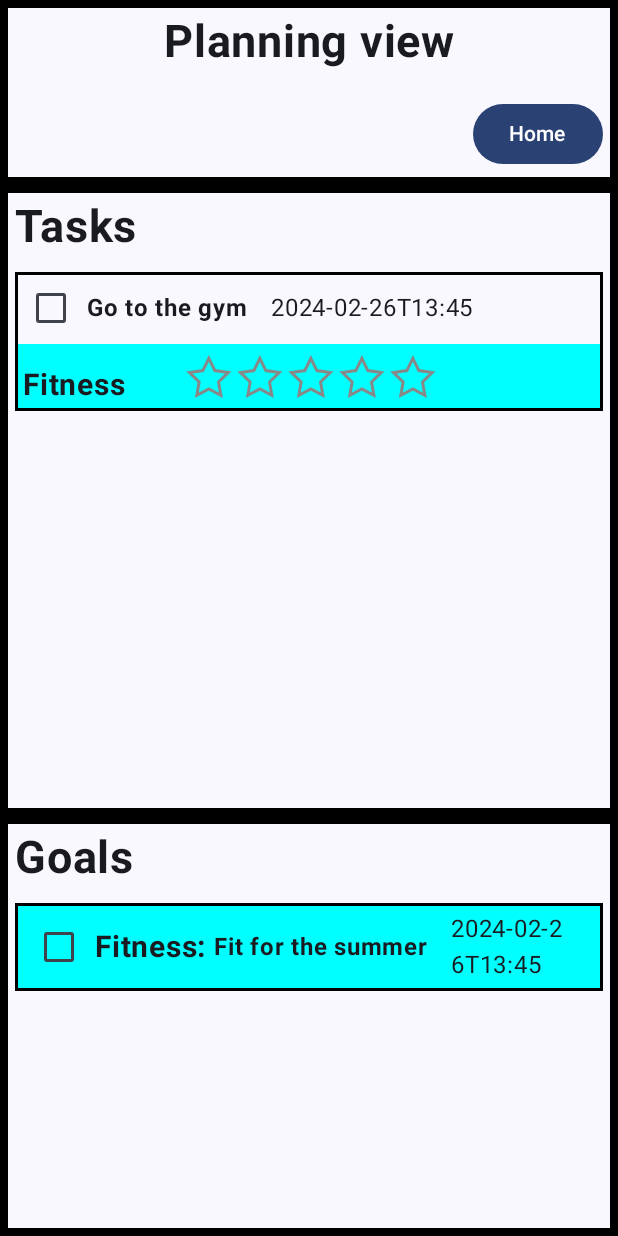
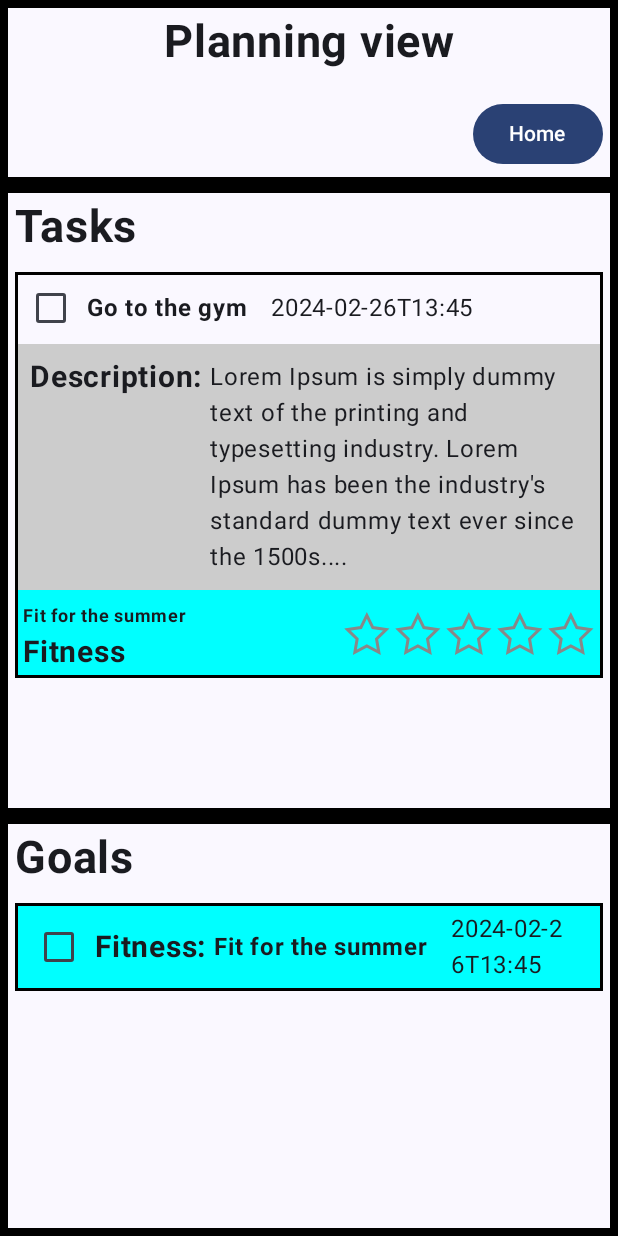
Before and after one commit to BoyanPavlov/TaskWise_EventMaster, an Android app built with Jetpack Compose: the PlanningView screen opened through its navigation route, on a phone screen of 412 x 824 dp. Run offline under Robolectric (Android 15) with nearby library versions, the phone set to English and light mode, and no system bars; our stand-ins replace Firebase (no records; nobody signed in at launch, a user with empty details on screens opened directly); 1 statement that could not run was skipped.

Commit message:
refactoring of folders, add new variable for parentGoalName "goalName"

```diff
--- a/app/src/main/java/com/example/taskwise_eventmaster/presentation/logic_elements/Categories.kt
+++ b/app/src/main/java/com/example/taskwise_eventmaster/presentation/categories/Categories.kt
@@ -1,4 +1,4 @@
-package com.example.taskwise_eventmaster.presentation.logic_elements
+package com.example.taskwise_eventmaster.presentation.categories
 
 import androidx.compose.ui.graphics.Color
 
--- a/app/src/main/java/com/example/taskwise_eventmaster/presentation/logic_elements/GoalCategory.kt
+++ b/app/src/main/java/com/example/taskwise_eventmaster/presentation/categories/GoalCategory.kt
@@ -1,4 +1,4 @@
-package com.example.taskwise_eventmaster.presentation.logic_elements
+package com.example.taskwise_eventmaster.presentation.categories
 
 import androidx.compose.ui.graphics.Color
 data class GoalCategory(val name: String, val color: Color)
--- /dev/null
+++ b/app/src/main/java/com/example/taskwise_eventmaster/presentation/controllers/TaskManager.kt
@@ -0,0 +1,6 @@
+package com.example.taskwise_eventmaster.presentation.controllers
+
+class TaskManager {
+    //addGoal
+    //addTask
+}
--- a/app/src/main/java/com/example/taskwise_eventmaster/presentation/logic_elements/Goals.kt
+++ b/app/src/main/java/com/example/taskwise_eventmaster/presentation/goals/Goals.kt
@@ -1,11 +1,14 @@
-package com.example.taskwise_eventmaster.presentation.logic_elements
+package com.example.taskwise_eventmaster.presentation.goals
 
+import com.example.taskwise_eventmaster.presentation.categories.GoalCategories
+import com.example.taskwise_eventmaster.presentation.categories.GoalCategory
 import kotlinx.datetime.LocalDateTime
 
 open class Goal<T:Any>(
     public val title: String,
     categoryName: String,
     public val estimationTime: LocalDateTime,
+    val goalName:String = String(),
 ) {
     public var checkedAsDone: Boolean = false
     public val category: GoalCategory = GoalCategories.getCategory(categoryName)
--- a/app/src/main/java/com/example/taskwise_eventmaster/presentation/logic_elements/GoalsDisplayed.kt
+++ b/app/src/main/java/com/example/taskwise_eventmaster/presentation/goals/GoalsDisplayed.kt
@@ -1,4 +1,4 @@
-package com.example.goalwise_eventmaster.presentation.logic_elements
+package com.example.taskwise_eventmaster.presentation.goals
 
 import androidx.compose.foundation.background
 import androidx.compose.foundation.border
@@ -20,8 +20,6 @@ import androidx.compose.ui.graphics.RectangleShape
 import androidx.compose.ui.text.font.FontWeight
 import androidx.compose.ui.unit.dp
 import androidx.compose.ui.unit.sp
-import com.example.taskwise_eventmaster.presentation.logic_elements.Goal
-import com.example.taskwise_eventmaster.presentation.logic_elements.Task
 import kotlinx.datetime.LocalDateTime
 
 @Composable
@@ -68,7 +66,7 @@ fun GoalDisplayed(goal: Goal<Any>, modifier: Modifier) {
 @Composable
 fun Goals() {
     val timeNow = LocalDateTime(2024, 2, 26, 13, 45)
-    val goal1 = Task("Fit for the summer", "Fitness", timeNow, 3)
+    val goal1 = Goal<Any>("Fit for the summer", "Fitness", timeNow )
 
     GoalDisplayed(
         goal = goal1, modifier = Modifier
--- a/app/src/main/java/com/example/taskwise_eventmaster/presentation/planning_page/PlanningView.kt
+++ b/app/src/main/java/com/example/taskwise_eventmaster/presentation/planning_page/PlanningView.kt
@@ -20,9 +20,9 @@ import androidx.compose.ui.graphics.RectangleShape
 import androidx.compose.ui.text.font.FontWeight
 import androidx.compose.ui.unit.dp
 import androidx.compose.ui.unit.sp
-import com.example.goalwise_eventmaster.presentation.logic_elements.Goals
+import com.example.taskwise_eventmaster.presentation.goals.Goals
 import com.example.taskwise_eventmaster.presentation.controllers.NavigationController
-import com.example.taskwise_eventmaster.presentation.logic_elements.Tasks
+import com.example.taskwise_eventmaster.presentation.tasks.Tasks
 import com.example.taskwise_eventmaster.presentation.sign_in.UserData
 
 @Composable
--- a/app/src/main/java/com/example/taskwise_eventmaster/presentation/logic_elements/Task.kt
+++ b/app/src/main/java/com/example/taskwise_eventmaster/presentation/tasks/Task.kt
@@ -1,14 +1,18 @@
-package com.example.taskwise_eventmaster.presentation.logic_elements
+package com.example.taskwise_eventmaster.presentation.tasks
+
+import com.example.taskwise_eventmaster.presentation.goals.Goal
 import kotlinx.datetime.LocalDateTime
 
-class Task (
+class Task(
     title: String,
     categoryName: String,
     estimationTime: LocalDateTime,
     val levelOfHardness: Int,
+    goalName: String = String(),
     val description: String = ""
-): Goal<Any>(
+) : Goal<Any>(
     title = title,
     categoryName = categoryName,
+    goalName = goalName,
     estimationTime = estimationTime,
 )
--- a/app/src/main/java/com/example/taskwise_eventmaster/presentation/logic_elements/TaskDisplayed.kt
+++ b/app/src/main/java/com/example/taskwise_eventmaster/presentation/tasks/TaskDisplayed.kt
@@ -1,4 +1,4 @@
-package com.example.taskwise_eventmaster.presentation.logic_elements
+package com.example.taskwise_eventmaster.presentation.tasks
 
 import RatingBarUsage
 import androidx.compose.foundation.background
@@ -56,18 +56,18 @@ fun TaskDisplayed(task: Task, modifier: Modifier = Modifier) {
 
         }
 
-        if (!task.description.isEmpty())
-        {
-            Row (modifier=Modifier
+        if (!task.description.isEmpty()) {
+            Row(
+                modifier = Modifier
                     .background(color = Color.LightGray)
                     .padding(10.dp)
-            ){
+            ) {
                 Text(
                     text = "Description: ",
                     fontWeight = FontWeight.Bold,
                     fontSize = 20.sp
                 )
-                Text(text =task.description)
+                Text(text = task.description)
             }
         }
 
@@ -81,13 +81,21 @@ fun TaskDisplayed(task: Task, modifier: Modifier = Modifier) {
             )
             {
                 //TODO : make this one clickable list so U can chose category
+                Column(modifier = Modifier.align(Alignment.BottomStart)){
+                    if (!task.goalName.isEmpty()) {
+                        Text(
+                            fontWeight = FontWeight.Bold,
+                            fontSize = 12.sp,
+                            text = task.goalName
+                        )
+                    }
                     Text(
                         fontWeight = FontWeight.Bold,
                         fontSize = 20.sp,
-                    text = task.category.name,
-                    modifier = Modifier.align(Alignment.BottomStart)
+                        text = task.category.name
                     )
-                Box(modifier = Modifier.align(Alignment.Center))
+                }
+                Box(modifier = Modifier.align(Alignment.CenterEnd))
                 {
                     RatingBarUsage()
                 }
@@ -101,9 +109,10 @@ fun Tasks() {
     /*var tasks by remember {
         mutableStateOf(listOf<Task>())
     }*/
-    //val description = "Lorem Ipsum is simply dummy text of the printing and typesetting industry. Lorem Ipsum has been the industry's standard dummy text ever since the 1500s...."
+    val description =
+        "Lorem Ipsum is simply dummy text of the printing and typesetting industry. Lorem Ipsum has been the industry's standard dummy text ever since the 1500s...."
     val timeNow = LocalDateTime(2024, 2, 26, 13, 45)
-    val task1 = Task("Go to the gym", "Fitness", timeNow, 3, /*description = description*/)
+    val task1 = Task("Go to the gym", "Fitness",timeNow, 3,"Fit for the summer", description = description)
 
     TaskDisplayed(
         task = task1, modifier = Modifier
--- a/app/src/main/java/com/example/taskwise_eventmaster/presentation/logic_elements/Checkboxes.kt
+++ b/app/src/main/java/com/example/taskwise_eventmaster/presentation/utils/Checkboxes.kt
@@ -16,7 +16,7 @@ import androidx.compose.ui.Alignment
 import androidx.compose.ui.Modifier
 import androidx.compose.ui.state.ToggleableState
 import androidx.compose.ui.unit.dp
-import com.example.taskwise_eventmaster.presentation.logic_elements.ToggleableInfo
+import com.example.taskwise_eventmaster.presentation.utils.ToggleableInfo
 
 
 /*
--- a/app/src/main/java/com/example/taskwise_eventmaster/presentation/logic_elements/ToggleableInfo.kt
+++ b/app/src/main/java/com/example/taskwise_eventmaster/presentation/utils/ToggleableInfo.kt
@@ -1,4 +1,4 @@
-package com.example.taskwise_eventmaster.presentation.logic_elements
+package com.example.taskwise_eventmaster.presentation.utils
 
 data class ToggleableInfo(
     val isChecked: Boolean = false,
```
Also changed, not shown: app/src/main/java/com/example/taskwise_eventmaster/presentation/logic_elements/Events.kt (deleted, +0 -9 lines), app/src/main/java/com/example/taskwise_eventmaster/presentation/utils/StarsBar.kt (renamed from app/src/main/java/com/example/taskwise_eventmaster/presentation/logic_elements/StarsBar.kt). Lines whose indentation alone changed are shown as unchanged.
